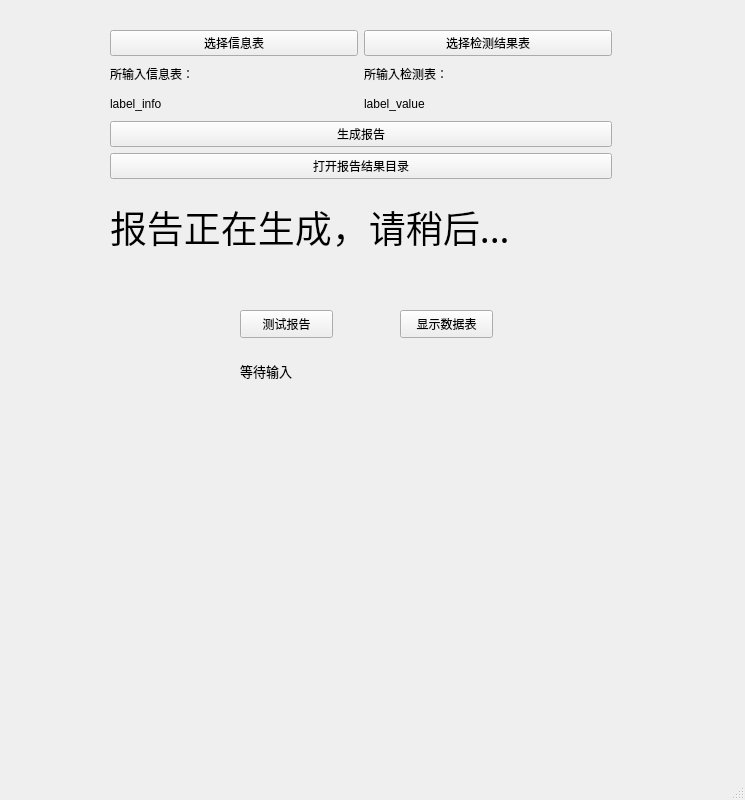
Old version of the form Ui_MainWindow.ui in the repository afei2357/NJS_ARpt.
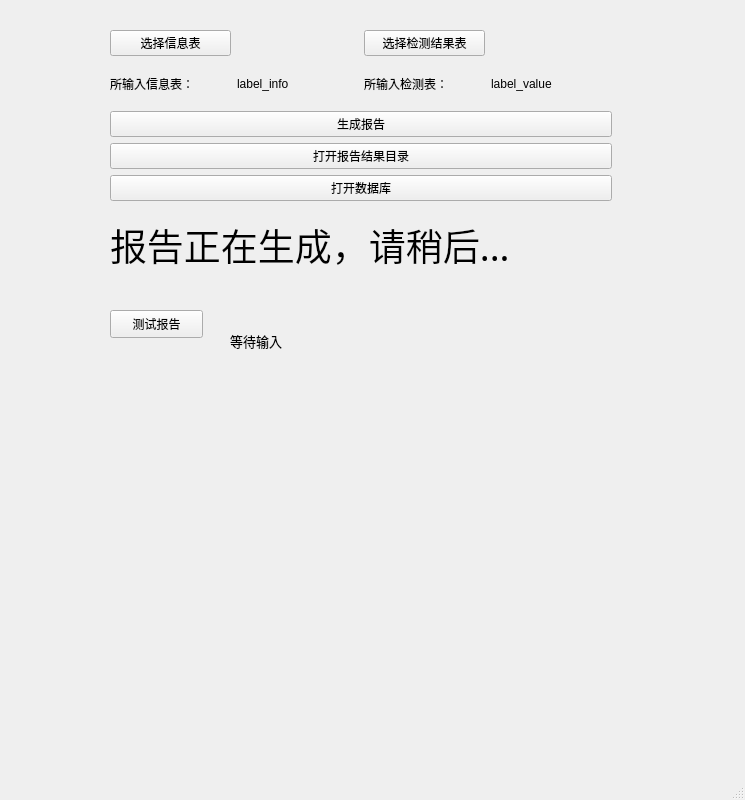
New version of the form. Icons and pictures are not drawn.

Commit message: 隐藏测试按钮，即将修改header中英文的对应问题

Diff of the .ui file:
```diff
--- a/Ui_MainWindow.ui
+++ b/Ui_MainWindow.ui
@@ -36,12 +36,26 @@
       <x>110</x>
       <y>30</y>
       <width>502</width>
-      <height>239</height>
+      <height>252</height>
      </rect>
     </property>
     <layout class="QVBoxLayout" name="verticalLayout">
      <item>
       <layout class="QGridLayout" name="gridLayout">
+       <item row="1" column="0">
+        <widget class="QLabel" name="label_2">
+         <property name="text">
+          <string>所输入信息表：</string>
+         </property>
+        </widget>
+       </item>
+       <item row="1" column="2">
+        <widget class="QLabel" name="label_3">
+         <property name="text">
+          <string>所输入检测表：</string>
+         </property>
+        </widget>
+       </item>
        <item row="0" column="0">
         <widget class="QPushButton" name="btnOpenInfo">
          <property name="text">
@@ -49,35 +63,21 @@
          </property>
         </widget>
        </item>
-       <item row="0" column="1">
+       <item row="0" column="2">
         <widget class="QPushButton" name="btnOpenValue">
          <property name="text">
           <string>选择检测结果表</string>
          </property>
         </widget>
        </item>
-       <item row="1" column="0">
-        <widget class="QLabel" name="label_2">
-         <property name="text">
-          <string>所输入信息表：</string>
-         </property>
-        </widget>
-       </item>
        <item row="1" column="1">
-        <widget class="QLabel" name="label_3">
-         <property name="text">
-          <string>所输入检测表：</string>
-         </property>
-        </widget>
-       </item>
-       <item row="2" column="0">
         <widget class="QLabel" name="label_info">
          <property name="text">
           <string>label_info</string>
          </property>
         </widget>
        </item>
-       <item row="2" column="1">
+       <item row="1" column="3">
         <widget class="QLabel" name="label_value">
          <property name="text">
           <string>label_value</string>
@@ -103,6 +103,13 @@
        </property>
       </widget>
      </item>
+     <item>
+      <widget class="QPushButton" name="btnShowPatientInfo">
+       <property name="text">
+        <string>打开数据库</string>
+       </property>
+      </widget>
+     </item>
      <item>
       <widget class="QLabel" name="lbl_report_status">
        <property name="font">
@@ -121,7 +128,7 @@
    <widget class="QPushButton" name="btnTestReport">
     <property name="geometry">
      <rect>
-      <x>240</x>
+      <x>110</x>
       <y>310</y>
       <width>93</width>
       <height>28</height>
@@ -131,24 +138,11 @@
      <string>测试报告</string>
     </property>
    </widget>
-   <widget class="QPushButton" name="btnShowPatientInfo">
-    <property name="geometry">
-     <rect>
-      <x>400</x>
-      <y>310</y>
-      <width>93</width>
-      <height>28</height>
-     </rect>
-    </property>
-    <property name="text">
-     <string>显示数据表</string>
-    </property>
-   </widget>
    <widget class="QLabel" name="lbl_finish">
     <property name="geometry">
      <rect>
-      <x>240</x>
-      <y>340</y>
+      <x>230</x>
+      <y>310</y>
       <width>261</width>
       <height>61</height>
      </rect>
```
The commit also changes 7 other files.
